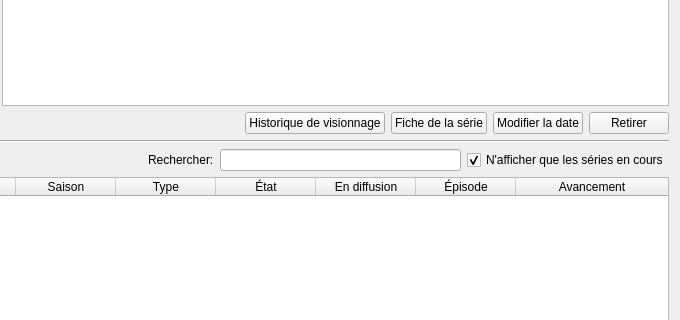
Old version of the form src/ui/tabs/planning_tab.ui in the repository seigneurfuo/MyAnimeManager3; both pictures show x 196 to 876 and y 123 to 443 of the 876 by 550 pixel window.
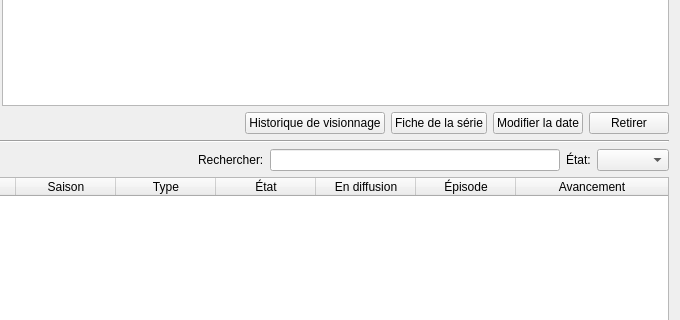
New version of the form. Icons and pictures are not drawn.

Commit message: Modification du planning pour ajouter une liste déroulante afin de fitrer les types d'états (désormais on peut filtrer TOUS les types d'états).

```diff
--- a/src/ui/tabs/planning_tab.ui
+++ b/src/ui/tabs/planning_tab.ui
@@ -285,15 +285,15 @@
       <widget class="QLineEdit" name="lineEdit"/>
      </item>
      <item>
-      <widget class="QCheckBox" name="checkBox_4">
+      <widget class="QLabel" name="label_2">
        <property name="text">
-        <string>N'afficher que les séries en cours</string>
-       </property>
-       <property name="checked">
-        <bool>true</bool>
+        <string>État:</string>
        </property>
       </widget>
      </item>
+     <item>
+      <widget class="QComboBox" name="comboBox"/>
+     </item>
     </layout>
    </item>
    <item>
```
Left out of the diff: 38 changed lines with no effect on the pictures. The commit also changes 1 other file.
